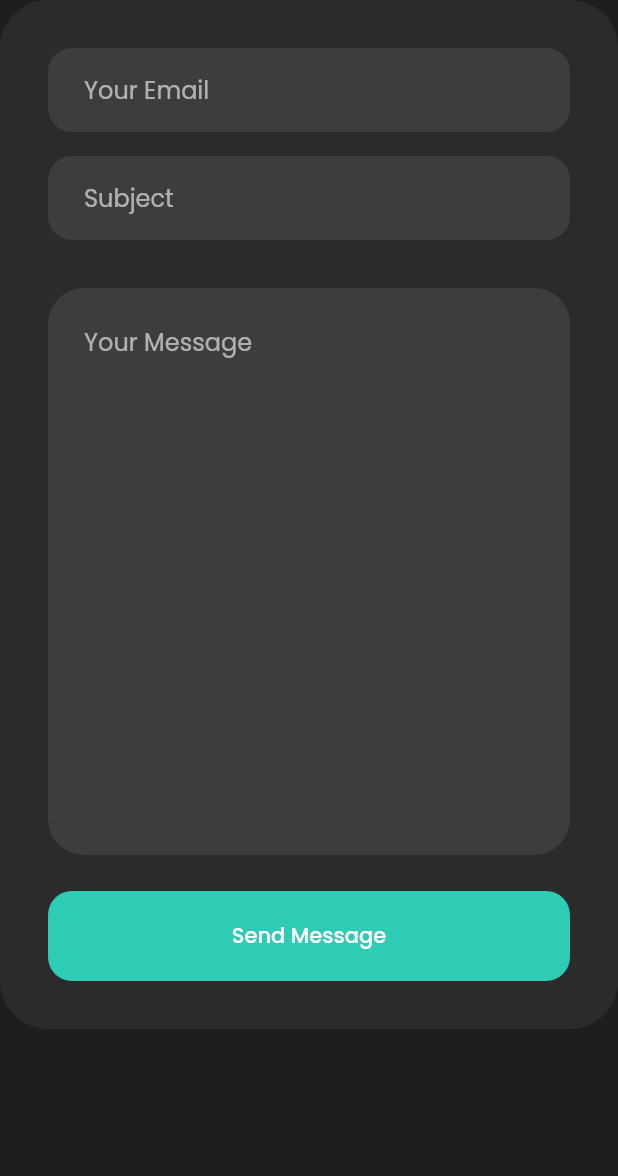
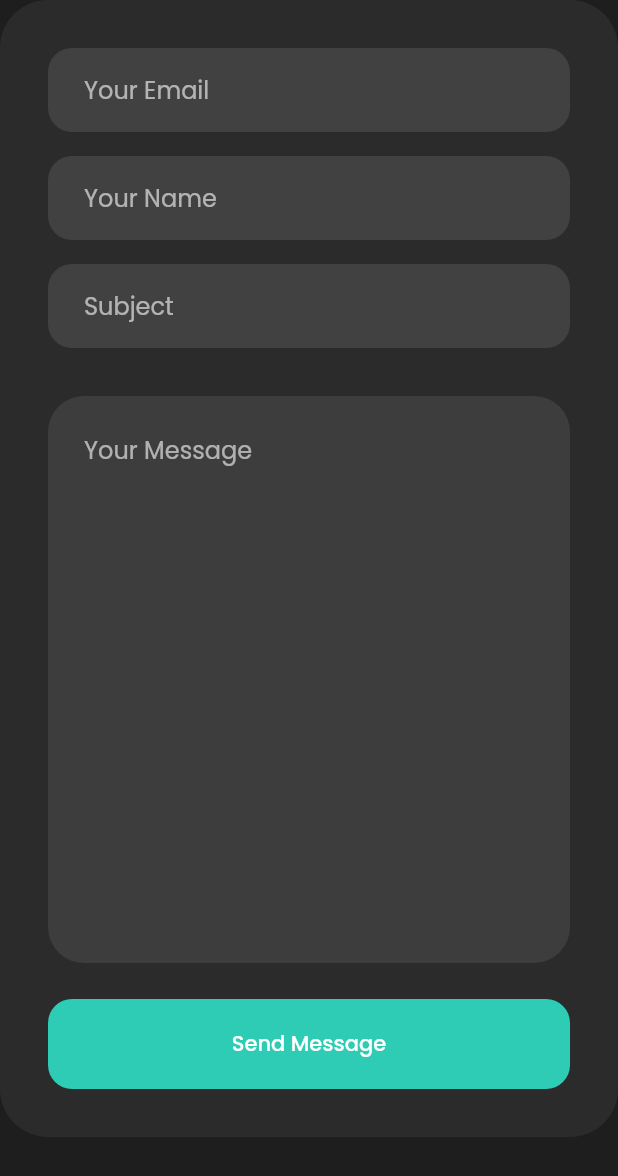
Before and after one commit to aditgocendra/portfolio-flutter, a Flutter app: the RightContact widget shown alone on an empty page, opened directly, after a tap on "Send Message", on a phone screen of 412 x 824 dp. Shown: the top 1176 px of the screen. Run offline on Flutter 3.47's test engine with Material 2 defaults, Android fonts, the phone set to English and light mode, and no system bars; our stand-ins replace flutter_dotenv, flutter_svg, get, google_fonts, unicons; missing offline and left inert: emailjs.

Commit message:
sender mail

```diff
--- /dev/null
+++ b/lib/app/core/utility/sender_mail_dart.dart
@@ -0,0 +1,35 @@
+import 'package:emailjs/emailjs.dart';
+import 'package:flutter_dotenv/flutter_dotenv.dart';
+
+class UtilitySenderMail {
+  final _publicKey = dotenv.get('PUBLIC_KEY');
+  final _privateKey = dotenv.get('PRIVATE_KEY');
+  final _serviceId = dotenv.get('SERVICE_ID');
+  final _templateId = dotenv.get('TEMPLATE_ID');
+
+  Future emailSender({
+    required String fromName,
+    required String email,
+    required String subject,
+    required String message,
+  }) async {
+    try {
+      await EmailJS.send(
+        _serviceId,
+        _templateId,
+        {
+          'from_name': fromName,
+          'user_email': email,
+          'subject': subject,
+          'message': message,
+        },
+        Options(
+          publicKey: _publicKey,
+          privateKey: _privateKey,
+        ),
+      );
+    } catch (e) {
+      print(e);
+    }
+  }
+}
--- a/lib/app/modules/home/controllers/home_controller.dart
+++ b/lib/app/modules/home/controllers/home_controller.dart
@@ -1,13 +1,58 @@
 import 'package:flutter/material.dart';
 import 'package:get/get.dart';
 import 'package:portfolio/app/core/constant/values.dart';
+import 'package:portfolio/app/core/utility/sender_mail_dart.dart';
 
 class HomeController extends GetxController with GetTickerProviderStateMixin {
   late TabController tabNavBarController;
   late TabController tabRecentWorkController;
 
+  // Contact Form Controller
+  final TextEditingController textNameEdt = TextEditingController();
+  final TextEditingController textEmailEdt = TextEditingController();
+  final TextEditingController textSubjectEdt = TextEditingController();
+  final TextEditingController textMessageEdt = TextEditingController();
+
   // Color
   List<Map<String, dynamic>> listAnimatedProject = [];
+
+  Future sendEmail() async {
+    String name = textNameEdt.text.trim();
+    String email = textEmailEdt.text.trim();
+    String subject = textSubjectEdt.text.trim();
+    String message = textMessageEdt.text.trim();
+
+    if (name.isEmpty) {
+      return;
+    }
+
+    if (email.isEmpty) {
+      return;
+    }
+
+    if (subject.isEmpty) {
+      return;
+    }
+
+    if (message.isEmpty) {
+      return;
+    }
+
+    if (!GetUtils.isEmail(email)) {
+      return;
+    }
+
+    await UtilitySenderMail().emailSender(
+      fromName: name,
+      email: email,
+      subject: subject,
+      message: message,
+    );
+    textNameEdt.clear();
+    textEmailEdt.clear();
+    textSubjectEdt.clear();
+    textMessageEdt.clear();
+  }
 
   @override
   void onInit() {
--- a/lib/app/modules/home/views/content/contact.dart
+++ b/lib/app/modules/home/views/content/contact.dart
@@ -1,8 +1,11 @@
 import 'package:flutter/material.dart';
+import 'package:get/get.dart';
+import 'package:portfolio/app/core/utility/style_util.dart';
 
 import '../../../../core/constant/values.dart';
 import '../../../../core/utility/url_redirect_util.dart';
 import '../../../../core/constant/color_constant.dart';
+import '../../controllers/home_controller.dart';
 
 class Contact extends StatelessWidget {
   const Contact({super.key});
@@ -15,11 +18,11 @@ class Contact extends StatelessWidget {
         bottom: 64,
       ),
       child: Row(
-        children: const [
-          Expanded(
+        children: [
+          const Expanded(
             child: LeftContact(),
           ),
-          SizedBox(
+          const SizedBox(
             width: 40,
           ),
           Expanded(
@@ -33,9 +36,11 @@ class Contact extends StatelessWidget {
 }
 
 class RightContact extends StatelessWidget {
-  const RightContact({
+  RightContact({
     Key? key,
   }) : super(key: key);
+
+  final controller = Get.find<HomeController>();
 
   @override
   Widget build(BuildContext context) {
@@ -50,51 +55,39 @@ class RightContact extends StatelessWidget {
             margin: const EdgeInsets.all(32),
             child: Column(
               children: [
-                const TextField(
-                  decoration: InputDecoration(
-                    fillColor: secondaryLightColor,
-                    filled: true,
-                    hintText: 'Your Email',
-                    contentPadding: EdgeInsets.symmetric(
-                      vertical: 16,
-                      horizontal: 24,
-                    ),
-                    border: OutlineInputBorder(
-                      borderSide: BorderSide.none,
-                      borderRadius: BorderRadius.all(
-                        Radius.circular(16),
-                      ),
-                    ),
+                TextField(
+                  controller: controller.textEmailEdt,
+                  decoration: UtilityStyle().inputDecorationDefault(
+                    'Your Email',
                   ),
                 ),
                 const SizedBox(
                   height: 16,
                 ),
-                const TextField(
-                  decoration: InputDecoration(
-                    fillColor: secondaryLightColor,
-                    filled: true,
-                    hintText: 'Subject',
-                    contentPadding: EdgeInsets.symmetric(
-                      vertical: 16,
-                      horizontal: 24,
-                    ),
-                    border: OutlineInputBorder(
-                      borderSide: BorderSide.none,
-                      borderRadius: BorderRadius.all(
-                        Radius.circular(16),
-                      ),
-                    ),
+                TextField(
+                  controller: controller.textNameEdt,
+                  decoration: UtilityStyle().inputDecorationDefault(
+                    'Your Name',
+                  ),
+                ),
+                const SizedBox(
+                  height: 16,
+                ),
+                TextField(
+                  controller: controller.textSubjectEdt,
+                  decoration: UtilityStyle().inputDecorationDefault(
+                    'Subject',
                   ),
                 ),
                 const SizedBox(
                   height: 32,
                 ),
-                const TextField(
+                TextField(
                   minLines: 15,
                   maxLines: 20,
                   keyboardType: TextInputType.multiline,
-                  decoration: InputDecoration(
+                  controller: controller.textMessageEdt,
+                  decoration: const InputDecoration(
                     fillColor: secondaryLightColor,
                     filled: true,
                     hintText: 'Your Message',
@@ -114,7 +107,9 @@ class RightContact extends StatelessWidget {
                   height: 24,
                 ),
                 ElevatedButton(
-                  onPressed: () {},
+                  onPressed: () {
+                    controller.sendEmail();
+                  },
                   style: ElevatedButton.styleFrom(
                     backgroundColor: primaryColor,
                     shape: RoundedRectangleBorder(
```
